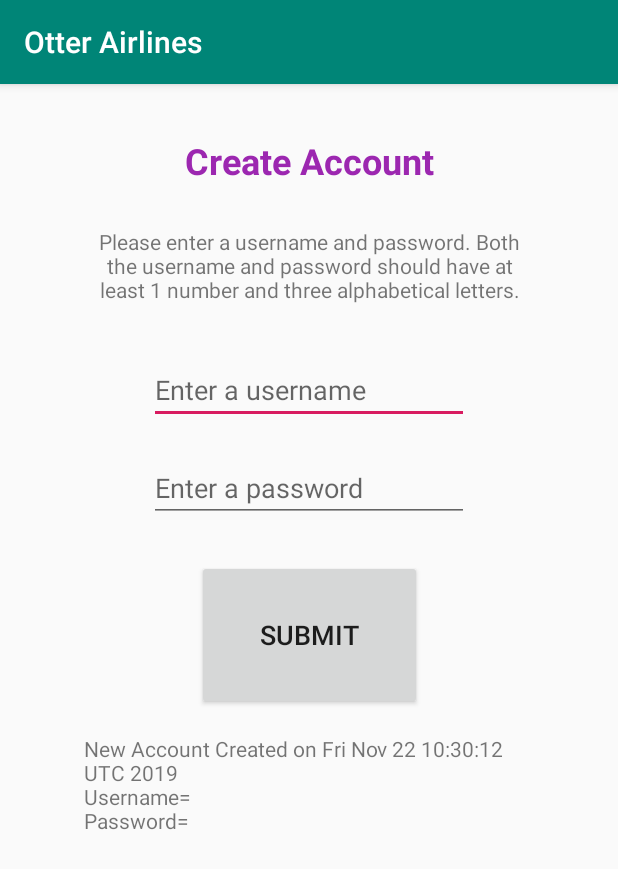
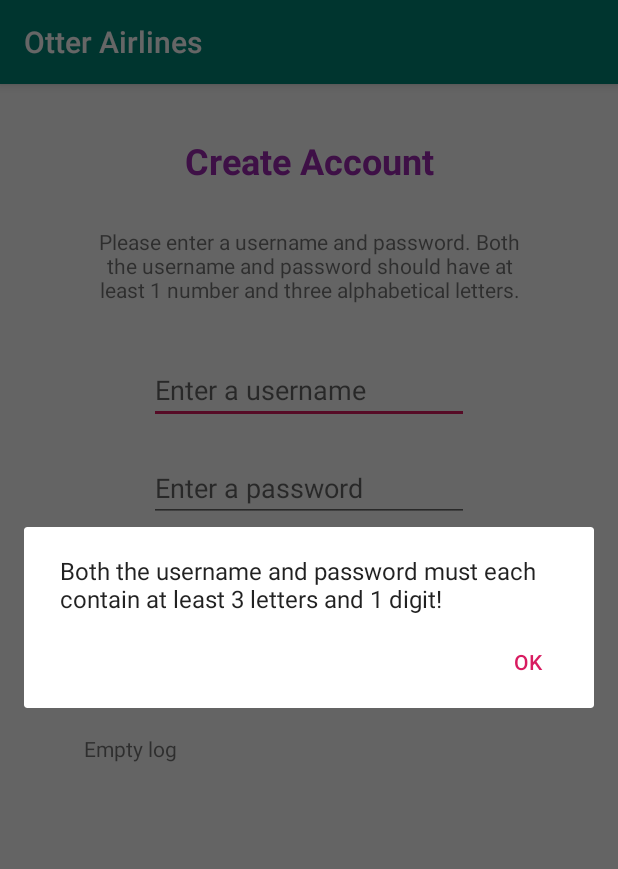
Before and after one commit to cathsu/otter_airlines, an Android app: the CreateAccount screen opened directly, with no data from a screen before it, after a tap on "SUBMIT", on a phone screen of 412 x 824 dp. Shown: the top 869 px of the screen. Run offline under Robolectric (Android 15) with nearby library versions, the phone set to English and light mode, and no system bars; our stand-ins replace Room's generated code.

Commit message:
Validate new account information

```diff
--- a/app/src/main/java/com/example/airlineticketreservationsystem/CreateAccount.java
+++ b/app/src/main/java/com/example/airlineticketreservationsystem/CreateAccount.java
@@ -3,13 +3,19 @@ package com.example.airlineticketreservationsystem;
 import androidx.appcompat.app.AppCompatActivity;
 import androidx.room.Room;
 
+import android.app.AlertDialog;
+import android.content.DialogInterface;
+import android.content.Intent;
 import android.os.Bundle;
+import android.os.Handler;
 import android.text.method.ScrollingMovementMethod;
 import android.util.Log;
+import android.view.Gravity;
 import android.view.View;
 import android.widget.Button;
 import android.widget.EditText;
 import android.widget.TextView;
+import android.widget.Toast;
 
 import com.example.airlineticketreservationsystem.DB.AppDatabase;
 import com.example.airlineticketreservationsystem.DB.UserDAO;
@@ -26,8 +32,11 @@ public class CreateAccount extends AppCompatActivity {
 
     Button mSubmitButton;
 
+    AlertDialog.Builder mAlertBuilder;
+
     UserDAO mUserDAO;
     List<User> mUsers;
+
 
     @Override
     protected void onCreate(Bundle savedInstanceState) {
@@ -44,6 +53,18 @@ public class CreateAccount extends AppCompatActivity {
         mPassword = findViewById(R.id.createPasswordEditText);
 
         mSubmitButton = findViewById(R.id.createSubmitButton);
+
+        mAlertBuilder = new AlertDialog.Builder(CreateAccount.this);
+
+
+        mAlertBuilder.setPositiveButton(R.string.createAlertButtonText, new DialogInterface.OnClickListener() {
+            @Override
+            public void onClick(DialogInterface dialogInterface, int i) {
+
+
+            }
+        });
+
 
         mUserDAO = Room.databaseBuilder(this, AppDatabase.class, AppDatabase.DBNAME)
                 .allowMainThreadQueries()
@@ -66,7 +87,67 @@ public class CreateAccount extends AppCompatActivity {
         username = mUsername.getText().toString();
         password = mPassword.getText().toString();
 
-        mUserDAO.insert(new User(username, password));
+        boolean uniqueLogin = isNewLoginUnique(username, password);
+        boolean correctLogin = isNewLoginCorrect(username, password);
+
+        Log.d(TAG, Boolean.toString(uniqueLogin));
+        Log.d(TAG, Boolean.toString(correctLogin));
+        if (uniqueLogin && correctLogin) {
+            mUserDAO.insert(new User(username, password));
+            Toast t = Toast.makeText(getApplicationContext(), R.string.createAlertSuccessfulAccount, Toast.LENGTH_SHORT);
+            t.setGravity(Gravity.BOTTOM, 0, 0);
+            t.show();
+
+            Handler handler = new Handler();
+            handler.postDelayed(new Runnable() {
+                @Override
+                public void run() {
+                    Intent intent = new Intent(CreateAccount.this, MainActivity.class);
+                    startActivity(intent);
+                }
+            }, 2000);
+
+
+        } else {
+            if (!uniqueLogin) {
+                mAlertBuilder.setMessage(R.string.createAlertDuplicateLogin);
+            } else //incorrectLogin {
+                mAlertBuilder.setMessage(R.string.createAlertIncorrectLogin);
+
+            mAlertBuilder.show();
+            mUsername.setText(R.string.emptyString);
+            mPassword.setText(R.string.emptyString);
+        }
+
+
+    }
+
+    private boolean isNewLoginUnique(String username, String password) {
+        User user = mUserDAO.findUserWithUsername(username);
+
+        if (user == null) {
+            return true;
+        } else {
+            return false;
+        }
+    }
+
+    private boolean isNewLoginCorrect(String username, String password) {
+        return isCredentialValid(username) && isCredentialValid(password);
+    }
+
+    private boolean isCredentialValid(String cred) {
+        int numLetters = 0, numDigits = 0;
+        for (int i = 0; i<cred.length(); i++) {
+            if (Character.isDigit(cred.charAt(i))) {
+                numDigits ++;
+
+            } else if (Character.isLetter(cred.charAt(i))) {
+                numLetters ++;
+            }
+
+        }
+        return (numLetters >= 3 && numDigits >=1);
     }
     private void refreshDisplay() {
         mUsers = mUserDAO.getUsers();
--- a/app/src/main/java/com/example/airlineticketreservationsystem/DB/UserDAO.java
+++ b/app/src/main/java/com/example/airlineticketreservationsystem/DB/UserDAO.java
@@ -27,4 +27,7 @@ public interface UserDAO {
 
     @Query("SELECT * FROM " + AppDatabase.USER_TABLE + " WHERE mId = :logID")
     User getQuestionWithId(int logID);
+
+    @Query("SELECT * FROM " + AppDatabase.USER_TABLE + " WHERE mUsername = :username")
+    User findUserWithUsername(String username);
 }
--- a/app/src/main/res/layout/activity_main.xml
+++ b/app/src/main/res/layout/activity_main.xml
@@ -8,7 +8,7 @@
 
     <TextView
         android:id="@+id/mainTitleTextView"
-        android:layout_width="330dp"
+        android:layout_width="350dp"
         android:layout_height="90dp"
         android:layout_marginStart="16dp"
         android:layout_marginTop="16dp"
--- a/app/src/main/res/values/strings.xml
+++ b/app/src/main/res/values/strings.xml
@@ -14,4 +14,9 @@
     <string name="createPasswordHint">Enter a password</string>
     <string name="createSubmitButton">Submit</string>
     <string name="createMainDisplay"></string>
+    <string name="createAlertDuplicateLogin">There is already an account with this username!</string>
+    <string name="createAlertIncorrectLogin">Both the username and password must each contain at least 3 letters and 1 digit!</string>
+    <string name="createAlertButtonText">OK</string>
+    <string name="createAlertSuccessfulAccount">You have created a new account!</string>
+    <string name="emptyString"></string>
 </resources>
```
